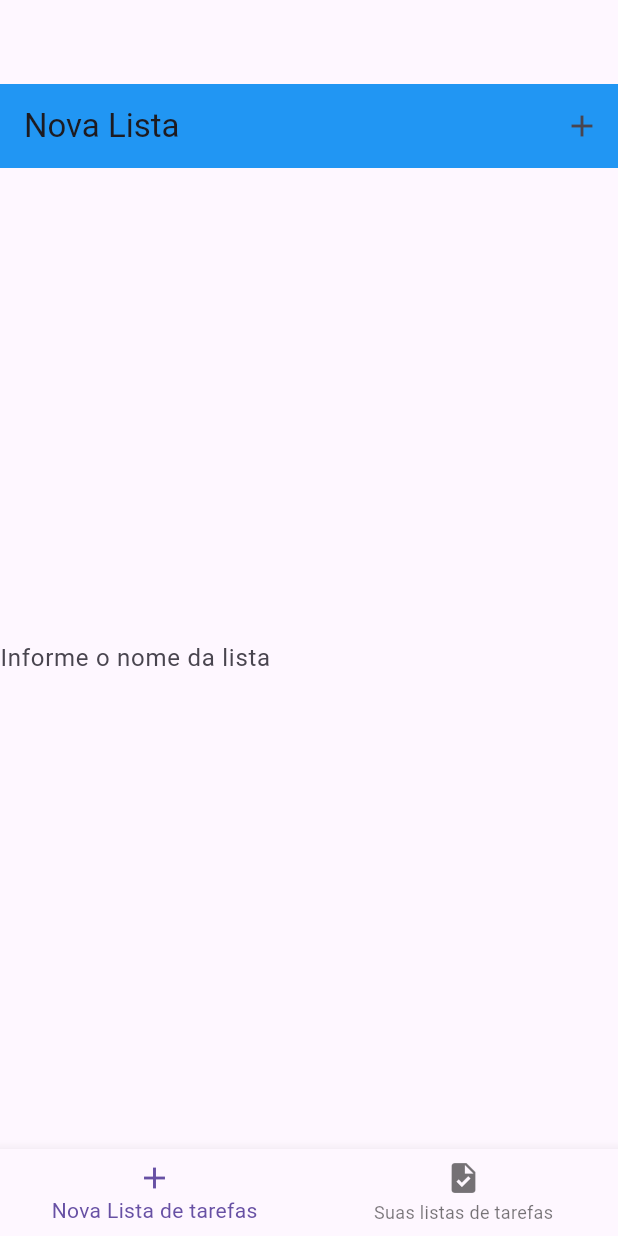
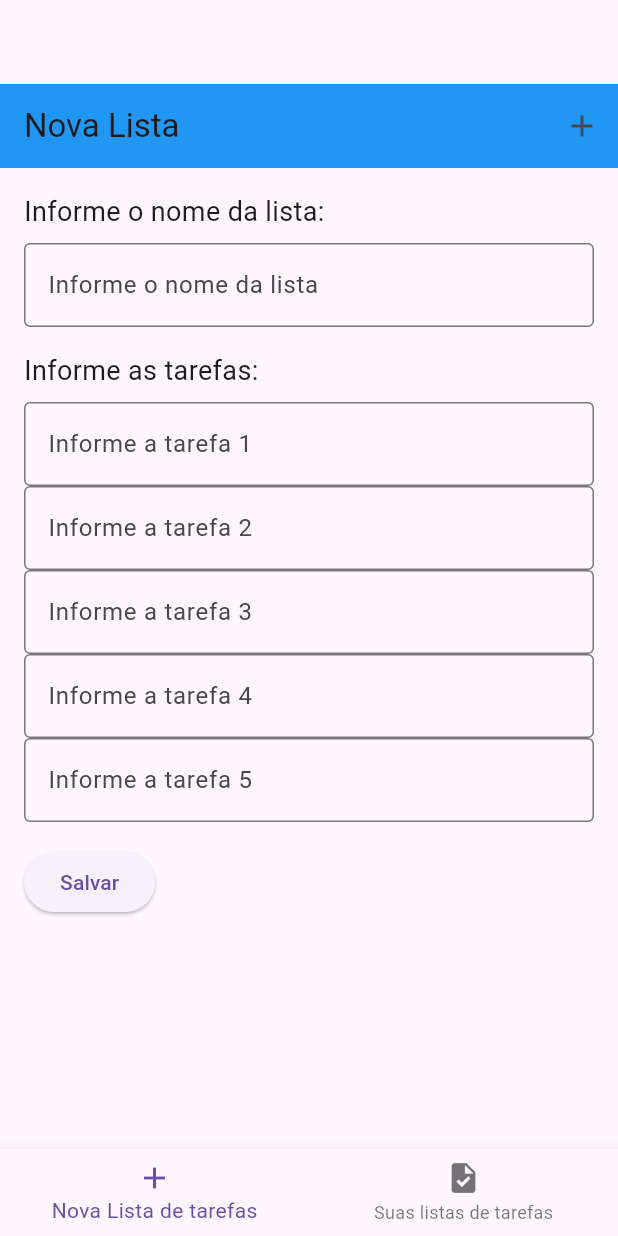
Before and after one commit to PierreZx/lista_de_tarefas, a Flutter app: the screen it shows after launch, on a phone screen of 412 x 824 dp. Run offline on Flutter 3.47's test engine with Material 3 defaults, Android fonts, the phone set to English and light mode, and no system bars.

```diff
--- a/lib/screens/NewPageNovaLista.dart
+++ b/lib/screens/NewPageNovaLista.dart
@@ -1,35 +1,153 @@
 import 'package:flutter/cupertino.dart';
 import 'package:flutter/material.dart';
 
-class NewPageNovaLista extends StatelessWidget {
+class NewPageNovaLista extends StatefulWidget {
+  @override
+  _NewPageNovaListaState createState() => _NewPageNovaListaState();
+}
+
+class _NewPageNovaListaState extends State<NewPageNovaLista> {
+  TextEditingController _nomecontroller = TextEditingController();
+  TextEditingController _tarefa1controller = TextEditingController();
+  TextEditingController _tarefa2controller = TextEditingController();
+  TextEditingController _tarefa3controller = TextEditingController();
+  TextEditingController _tarefa4controller = TextEditingController();
+  TextEditingController _tarefa5controller = TextEditingController();
+
+  // Dicionário para armazenar a lista de tarefas por nome da lista
+  Map<String, List<String>> dicionarioDeListas = {};
+
+  @override
+  void dispose() {
+    _nomecontroller.dispose();
+    _tarefa1controller.dispose();
+    _tarefa2controller.dispose();
+    _tarefa3controller.dispose();
+    _tarefa4controller.dispose();
+    _tarefa5controller.dispose();
+    super.dispose();
+  }
+
   @override
   Widget build(BuildContext context) {
     return Scaffold(
       appBar: AppBar(
-
         title: Text("Nova Lista"),
         backgroundColor: Colors.blue,
         actions: [
           IconButton(
             icon: Icon(Icons.add),
             onPressed: () {
-              // Aqui você coloca o que deve acontecer ao clicar no ícone
               print("Ícone pressionado!");
             },
           ),
         ],
       ),
-      body: Center(
-        child: widgetTextField(),
+      body: Padding(
+        padding: const EdgeInsets.all(16.0),
+        child: Column(
+          crossAxisAlignment: CrossAxisAlignment.start,
+          children: [
+            Text(
+              "Informe o nome da lista:",
+              style: TextStyle(fontSize: 18),
+            ),
+            SizedBox(height: 8),
+            widgetTextField(),
+            SizedBox(height: 16),
+            Text(
+              "Informe as tarefas:",
+              style: TextStyle(fontSize: 18),
+            ),
+            SizedBox(height: 8),
+            widgetTextFieldTarefa1(), // Campo de tarefa 1
+            widgetTextFieldTarefa2(), // Campo de tarefa 2
+            widgetTextFieldTarefa3(), // Campo de tarefa 3
+            widgetTextFieldTarefa4(), // Campo de tarefa 4
+            widgetTextFieldTarefa5(), // Campo de tarefa 5
+            SizedBox(height: 16),
+            ElevatedButton(
+              onPressed: () {
+                String nomeLista = _nomecontroller.text;
+                List<String> tarefas = [
+                  _tarefa1controller.text,
+                  _tarefa2controller.text,
+                  _tarefa3controller.text,
+                  _tarefa4controller.text,
+                  _tarefa5controller.text,
+                ];
+
+                dicionarioDeListas[nomeLista] = tarefas;
+
+                print("Nome da Lista: $nomeLista");
+                print("Tarefas: $tarefas");
+                print("Dicionário Atual: $dicionarioDeListas");
+              },
+              child: Text("Salvar"),
+            ),
+          ],
+        ),
       ),
     );
   }
 
-widgetTextField() {
+  widgetTextField() {
     return TextField(
-      decoration:
-          InputDecoration(border: InputBorder.none,
-          hintText: 'Informe o nome da lista'),
+      controller: _nomecontroller,
+      decoration: InputDecoration(
+        border: OutlineInputBorder(),
+        hintText: 'Informe o nome da lista',
+      ),
+    );
+  }
+
+  widgetTextFieldTarefa1() {
+    return TextField(
+      controller: _tarefa1controller,
+      decoration: InputDecoration(
+        border: OutlineInputBorder(),
+        hintText: 'Informe a tarefa 1',
+      ),
+    );
+  }
+
+  widgetTextFieldTarefa2() {
+    return TextField(
+      controller: _tarefa2controller,
+      decoration: InputDecoration(
+        border: OutlineInputBorder(),
+        hintText: 'Informe a tarefa 2',
+      ),
+    );
+  }
+
+  widgetTextFieldTarefa3() {
+    return TextField(
+      controller: _tarefa3controller,
+      decoration: InputDecoration(
+        border: OutlineInputBorder(),
+        hintText: 'Informe a tarefa 3',
+      ),
+    );
+  }
+
+  widgetTextFieldTarefa4() {
+    return TextField(
+      controller: _tarefa4controller,
+      decoration: InputDecoration(
+        border: OutlineInputBorder(),
+        hintText: 'Informe a tarefa 4',
+      ),
+    );
+  }
+
+  widgetTextFieldTarefa5() {
+    return TextField(
+      controller: _tarefa5controller,
+      decoration: InputDecoration(
+        border: OutlineInputBorder(),
+        hintText: 'Informe a tarefa 5',
+      ),
     );
   }
 }
```
